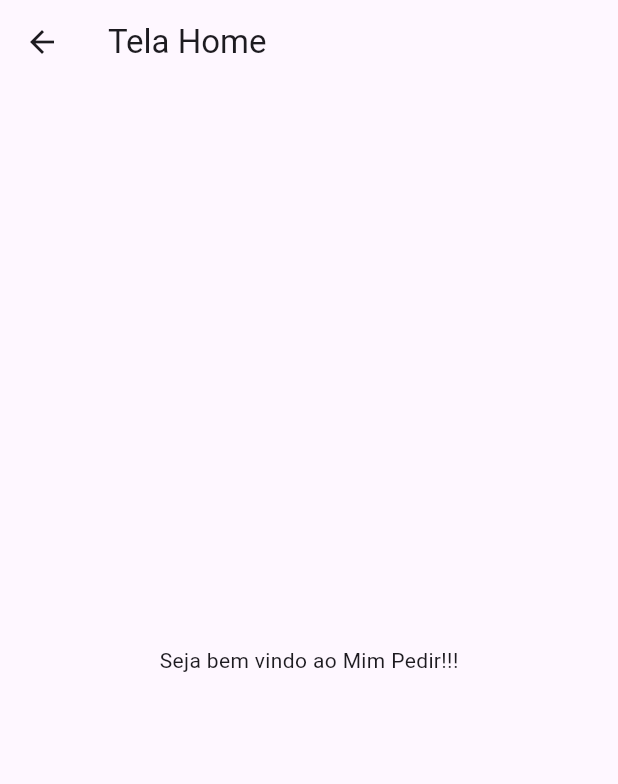
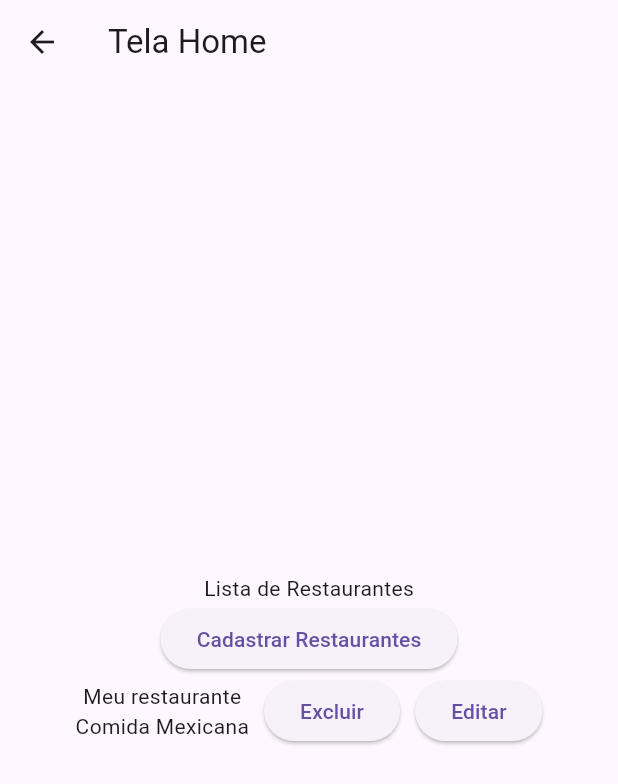
Before and after one commit to nanaosaki17/mimpedir, a Flutter app: the TelaHome screen opened directly, on a phone screen of 412 x 824 dp. Shown: the top 784 px of the screen. Run offline on Flutter 3.47's test engine with Material 3 defaults, Android fonts, the phone set to English and light mode, and no system bars; our stand-ins replace sqflite; accounts and stored records are empty.

Commit message:
Complementando tela home e criando tela de cadastro de restaurante

```diff
--- a/lib/tela_home.dart
+++ b/lib/tela_home.dart
@@ -1,16 +1,42 @@
 import 'package:flutter/material.dart';
+import 'package:mimpedir/tela_cad_restaurante.dart';
 
 class TelaHome extends StatelessWidget {
   TelaHome({super.key});
 
   @override
-  Widget build(BuildContext context){
+  Widget build(BuildContext context) {
     return Scaffold(
-      appBar: AppBar(title:const Text('Tela Home')),
-      body: Center(
-        child: Text('Seja bem vindo ao Mim Pedir!!!'),
-      )
+        appBar: AppBar(title: const Text('Tela Home')),
+        body: Padding(padding: const EdgeInsets.all(20),
+          child: Column(
+            mainAxisAlignment: MainAxisAlignment.center,
+            children: [
+              Text("Lista de Restaurantes"),
+              ElevatedButton(onPressed: () {
+                Navigator.push(context,MaterialPageRoute(builder: (context)=> TelaCadRestaurante()));
+              }, child: Text("Cadastrar Restaurantes")),
+
+              Row(
+                mainAxisAlignment: MainAxisAlignment.center,
+                children:
+                [
+                  Column(
+                    children: [
+                      Text("Meu restaurante"),
+                      Text("Comida Mexicana")
+                    ],
+                  ),
+
+                  SizedBox(width: 10),
+                  ElevatedButton(onPressed: () {}, child: Text("Excluir")),
+                  SizedBox(width: 10),
+                  ElevatedButton(onPressed: () {}, child: Text("Editar")),
+                ],
+              ),
+            ],
+          ),
+        )
     );
   }
-
 }
```
Also changed, not shown: lib/tela_cad_restaurante.dart (added, +51 -0 lines).
